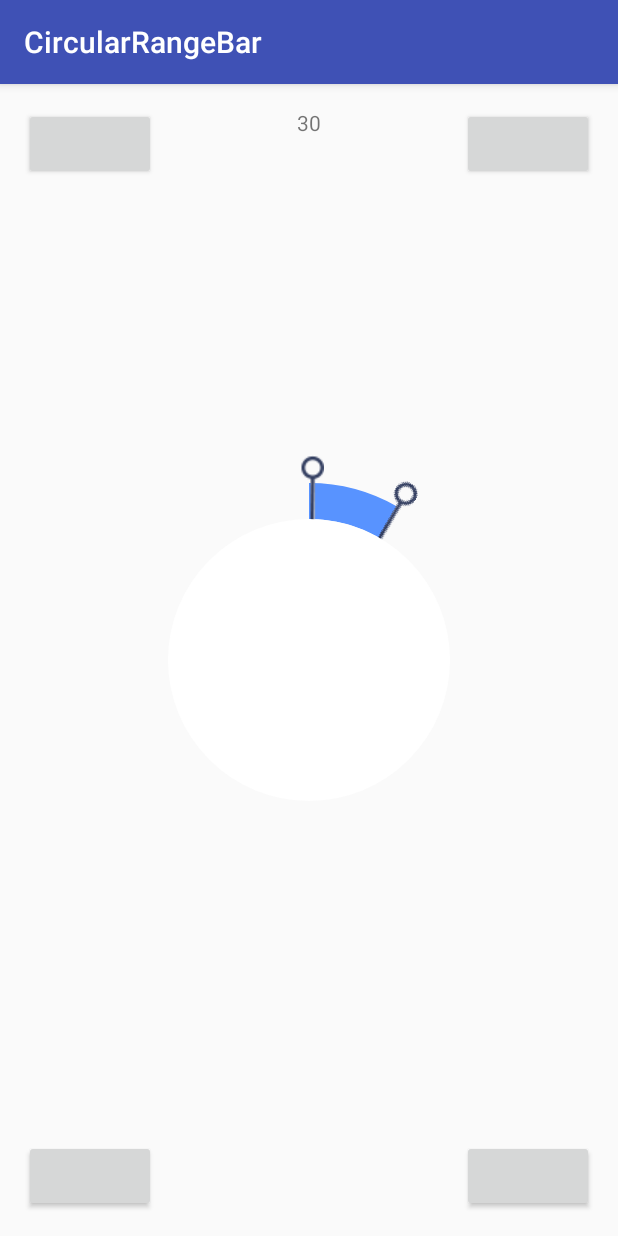
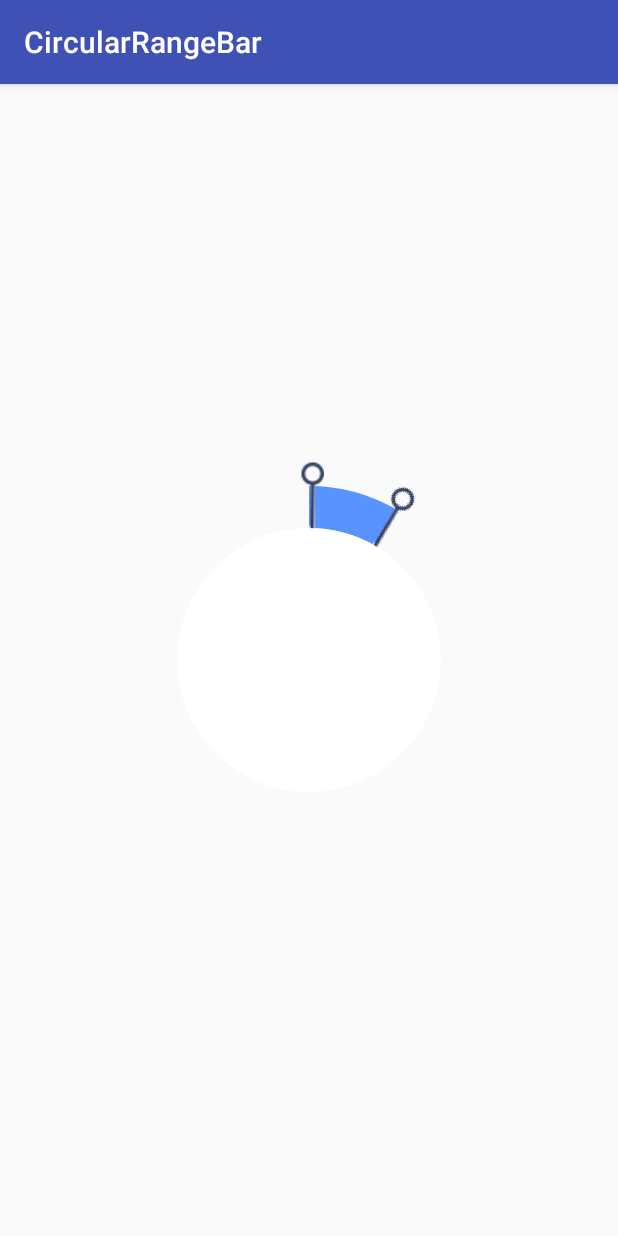
Before and after one commit to Ionut93/android-circular-range-bar, an Android app: the screen it shows after launch (MainActivity), on a phone screen of 412 x 824 dp. Run offline under Robolectric (Android 15) with nearby library versions, the phone set to English and light mode, and no system bars.

```diff
--- a/app/src/main/java/com/circularrangebar/MainActivity.java
+++ b/app/src/main/java/com/circularrangebar/MainActivity.java
@@ -14,80 +14,10 @@ import com.circularrangebar.Views.SeekBar;
 
 public class MainActivity extends AppCompatActivity {
 
-    Button btnLeft, btnRight, leftBottom, rightbot;
-    CircularRangeBar circularRangeBar;
-    TextView progressValue, leftAngle, rightAngle;
-    int progress;
-    float startangle, endangle;
 
     @Override
     protected void onCreate(Bundle savedInstanceState) {
         super.onCreate(savedInstanceState);
         setContentView(R.layout.activity_main);
-        btnLeft = (Button) findViewById(R.id.left);
-        leftBottom = (Button) findViewById(R.id.leftbot);
-        btnRight = (Button) findViewById(R.id.right);
-        rightbot = (Button) findViewById(R.id.rightbot);
-        circularRangeBar = (CircularRangeBar) findViewById(R.id.circularRangeBar);
-        progressValue = (TextView) findViewById(R.id.progressValue);
-        leftAngle = (TextView) findViewById(R.id.leftTAngle);
-        rightAngle = (TextView) findViewById(R.id.rigthTangle);
-        startangle = circularRangeBar.getStartAngle();
-        endangle = circularRangeBar.getEndAngle();
-        progress = circularRangeBar.getProgress();
-        progressValue.setText(String.valueOf(progress));
-        btnLeft.setOnClickListener(new View.OnClickListener() {
-            @Override
-            public void onClick(View v) {
-                progress = circularRangeBar.getProgress();
-                progress += 1;
-                circularRangeBar.setProgress(progress);
-            }
-        });
-
-        leftBottom.setOnClickListener(new View.OnClickListener() {
-            @Override
-            public void onClick(View v) {
-                progress = circularRangeBar.getProgress();
-                progress -= 1;
-                circularRangeBar.setProgress(progress);
-            }
-        });
-
-        rightbot.setOnClickListener(new View.OnClickListener() {
-            @Override
-            public void onClick(View v) {
-                startangle = circularRangeBar.getLeftThumbAngle();
-                startangle -= 50;
-                circularRangeBar.setLeftThumbAnglePoint(startangle, -50);
-            }
-        });
-
-        btnRight.setOnClickListener(new View.OnClickListener() {
-            @Override
-            public void onClick(View v) {
-                float leftThumb = circularRangeBar.getLeftThumbAngle();
-                float rightThumb = circularRangeBar.getRightThumb().getmThumbPosition();
-
-
-                Toast.makeText(MainActivity.this, "Left: " + leftThumb + "\nRight: " + rightThumb, Toast.LENGTH_SHORT).show();
-            }
-        });
-        circularRangeBar.setOnCircularSeekBarChangeListener(new CircularRangeBar.OnCircularSeekBarChangeListener() {
-            @Override
-            public void onProgressChanged(CircularRangeBar circularSeekBar, int progress, boolean fromUser) {
-                progressValue.setText(String.valueOf(progress));
-            }
-
-            @Override
-            public void onStopTrackingTouch(CircularRangeBar seekBar) {
-
-            }
-
-            @Override
-            public void onStartTrackingTouch(CircularRangeBar seekBar) {
-
-            }
-        });
     }
 }
--- a/app/src/main/res/layout/activity_main.xml
+++ b/app/src/main/res/layout/activity_main.xml
@@ -16,54 +16,11 @@
         android:layout_width="300dp"
         android:layout_height="300dp"
         android:layout_centerInParent="true"
-        app:circle_stroke_width="24dp"
+        app:circle_stroke_width="28dp"
         app:end_angle="270"
         app:max="360"
         app:progress="30"
         app:start_angle="270"
         app:thumb_radius="22dp" />
 
-    <Button
-        android:id="@+id/left"
-        android:layout_width="wrap_content"
-        android:layout_height="wrap_content" />
-
-    <Button
-        android:id="@+id/leftbot"
-        android:layout_width="wrap_content"
-        android:layout_height="wrap_content"
-        android:layout_alignParentBottom="true" />
-
-    <Button
-        android:id="@+id/right"
-        android:layout_width="wrap_content"
-        android:layout_height="wrap_content"
-        android:layout_alignParentRight="true" />
-
-    <Button
-        android:id="@+id/rightbot"
-        android:layout_width="wrap_content"
-        android:layout_height="wrap_content"
-        android:layout_alignParentBottom="true"
-        android:layout_alignParentRight="true" />
-
-    <TextView
-        android:id="@+id/progressValue"
-        android:layout_width="wrap_content"
-        android:layout_height="wrap_content"
-        android:layout_centerHorizontal="true" />
-
-    <TextView
-        android:id="@+id/leftTAngle"
-        android:layout_width="wrap_content"
-        android:layout_height="wrap_content"
-        android:layout_alignParentLeft="true"
-        android:layout_centerVertical="true" />
-
-    <TextView
-        android:id="@+id/rigthTangle"
-        android:layout_width="wrap_content"
-        android:layout_height="wrap_content"
-        android:layout_alignParentRight="true"
-        android:layout_centerVertical="true" />
 </RelativeLayout>
```
Also changed, not shown: app/src/main/java/com/circularrangebar/CircularRangeBar/CircularRangeBar.java (+40 -42 lines).
